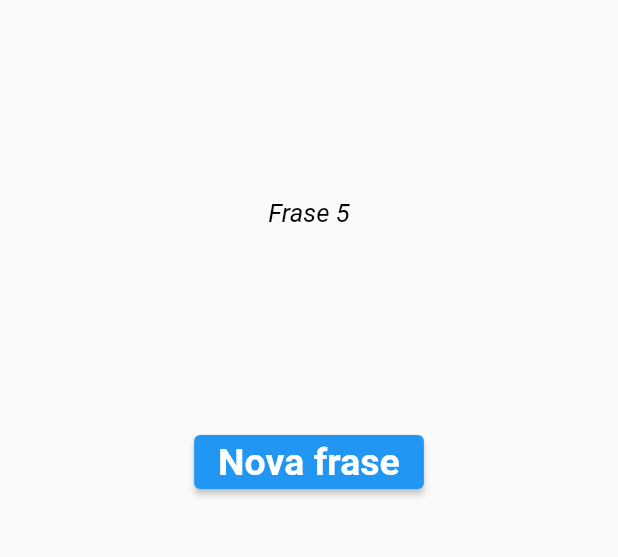
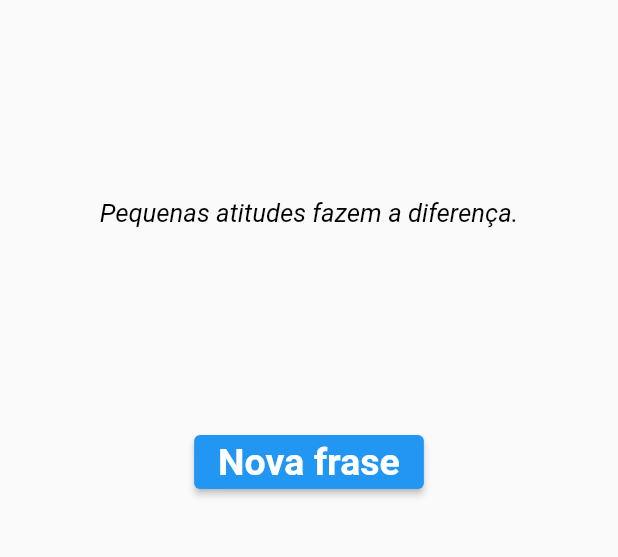
Before and after one commit to mateusmatosleonardo/phrases_of_the_day, a Flutter app: the screen it shows after launch, after a tap on "Nova frase", on a phone screen of 412 x 824 dp, the part 516-1073 px from its top. Run offline on Flutter 3.47's test engine with Material 2 defaults, Android fonts, the phone set to English and light mode, and no system bars.

Commit message:
chore: adding new phrases

```diff
--- a/lib/main.dart
+++ b/lib/main.dart
@@ -19,10 +19,9 @@ class _HomeState extends State<Home> {
   var phrases = [
     "Pequenas atitudes fazem a diferença.",
     "O resultado do programa é relativo o nível de conhecimento do programador.",
-    "Frase 3",
-    "Frase 4",
-    "Frase 5",
-    "Frase 6",
+    "Só existe um êxito: a capacidade de levar a vida que se quer.",
+    "A vitalidade é demonstrada não apenas pela persistência, mas pela capacidade de começar de novo.",
+    "A coragem não é ausência do medo; é a persistência apesar do medo.",
   ];
 
   var generatedPharese = "Clique abaixo para gerar uma nova frase";
```
